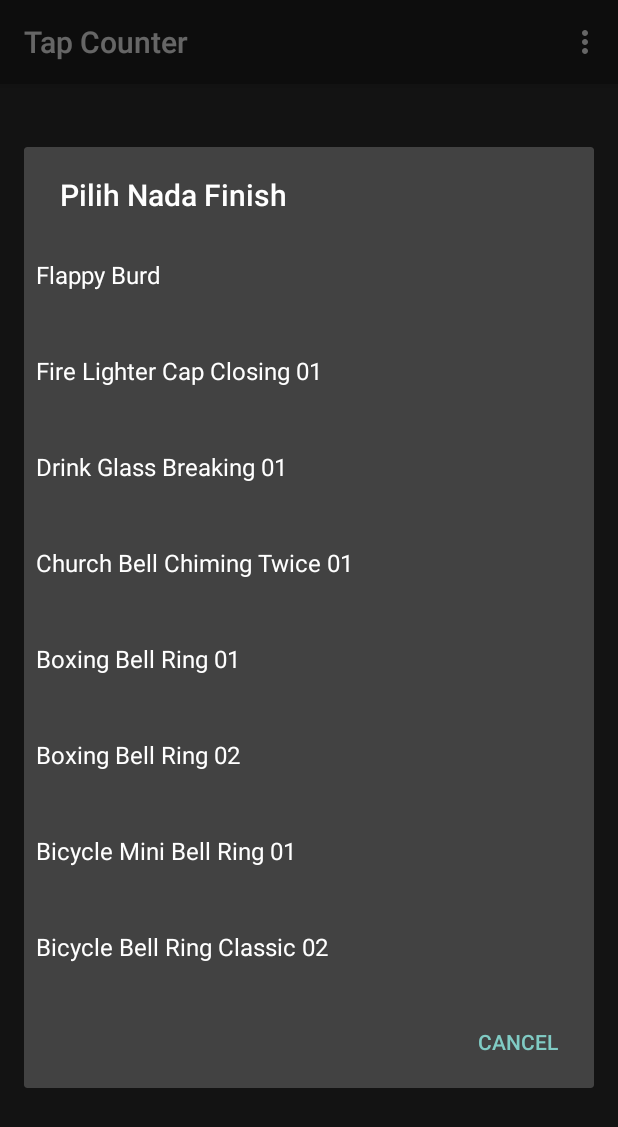
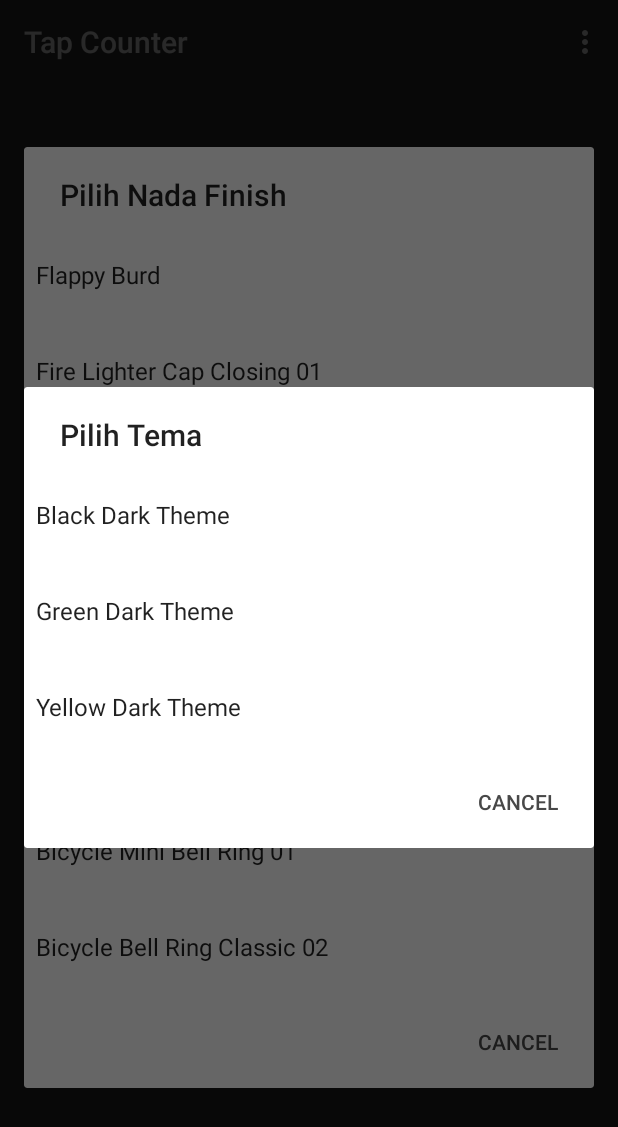
Before and after one commit to arjava/tap-counter, an Android app: the screen it shows after launch (MainActivity), in the options menu, after a tap on "Atur tema", on a phone screen of 412 x 824 dp. Shown: the top 1127 px of the screen. Run offline under Robolectric (Android 15) with nearby library versions, the phone set to English and light mode, and no system bars.

Commit message:
add theme swicther

```diff
--- a/app/src/main/java/com/arjavax/tapcounter/MainActivity.kt
+++ b/app/src/main/java/com/arjavax/tapcounter/MainActivity.kt
@@ -10,24 +10,31 @@ import android.view.Menu
 import android.view.MenuItem
 import android.widget.*
 import com.arjavax.tapcounter.utils.Boast
+import com.arjavax.tapcounter.utils.ThemeApplication
+import com.arjavax.tapcounter.utils.ThemeSwitcher
 import kotlinx.android.synthetic.main.activity_main.*
 
 class MainActivity : AppCompatActivity() {
 
     private val boast: Boast.Companion = Boast
     private var counter: Int = 0
+    private var tone: Int = 0
+    private var toneName: String? = null
+    private var mediaPlayer: MediaPlayer? = null
+    private var themeName: String? = null
 
     companion object {
         var counterEnd: Int? = null
     }
 
-    private var tone: Int = 0
-    private var mediaPlayer: MediaPlayer? = null
+    private var themeSelected: Int = 0
 
-
-    @SuppressLint("SetTextI18n", "ResourceType")
+    @SuppressLint("SetTextI18n", "ResourceType", "PrivateResource")
     override fun onCreate(savedInstanceState: Bundle?) {
         super.onCreate(savedInstanceState)
+
+        ThemeSwitcher.onActivityCreateSetTheme(this)
+
         setContentView(R.layout.activity_main)
 
         lyConstraint.setOnClickListener {
@@ -47,7 +54,7 @@ class MainActivity : AppCompatActivity() {
                     else -> MediaPlayer.create(this@MainActivity, R.raw.flabbyburd)
                 }
                 mediaPlayer?.start()
-            }else {
+            } else {
                 counter += 1
                 textViewCounter.text = "$counter"
             }
@@ -62,12 +69,22 @@ class MainActivity : AppCompatActivity() {
     }
 
     override fun onOptionsItemSelected(item: MenuItem?): Boolean {
-        when(item?.itemId){
-            R.id.setReset -> { resetCounter() }
-            R.id.setFinish -> { showSetCounter() }
-            R.id.setTone -> { showSetTone() }
-            R.id.setTheme -> { showSetTheme() }
-            R.id.about -> { toAboutActivity() }
+        when (item?.itemId) {
+            R.id.setReset -> {
+                resetCounter()
+            }
+            R.id.setFinish -> {
+                showSetCounter()
+            }
+            R.id.setTone -> {
+                showSetTone()
+            }
+            R.id.setTheme -> {
+                showSetTheme()
+            }
+            R.id.about -> {
+                toAboutActivity()
+            }
         }
         return super.onOptionsItemSelected(item)
     }
@@ -87,9 +104,9 @@ class MainActivity : AppCompatActivity() {
         val textView = d.findViewById<TextView>(R.id.tvBatasCounter)
         val np = d.findViewById(R.id.numbPicker) as NumberPicker
         val buttonSet: Button = d.findViewById(R.id.buttonSet)
-        if (counterEnd==null){
+        if (counterEnd == null) {
             textView.text = "${resources.getString(R.string.batas_counter_terakhir)} belum ada"
-        }else {
+        } else {
             textView.text = "${resources.getString(R.string.batas_counter_terakhir)} $counterEnd"
         }
         np.maxValue = 1000000
@@ -104,10 +121,8 @@ class MainActivity : AppCompatActivity() {
 
     }
 
-    private var toneName: String? = null
-
     private fun showSetTone() {
-        val builder : AlertDialog.Builder = AlertDialog.Builder(this@MainActivity)
+        val builder: AlertDialog.Builder = AlertDialog.Builder(this@MainActivity)
         builder.setTitle("Pilih Nada Finish")
         builder.setCancelable(false)
 
@@ -128,14 +143,37 @@ class MainActivity : AppCompatActivity() {
         builder.setAdapter(arrayAdapter) { _, i ->
             toneName = arrayAdapter.getItem(i)
             tone = arrayAdapter.getItemId(i).toInt()
-            Toast.makeText(this@MainActivity, toneName, Toast.LENGTH_SHORT).show()
+            boast.makeText(this@MainActivity, toneName.toString(), Toast.LENGTH_SHORT).show()
             arrayAdapter.setNotifyOnChange(true)
         }
         builder.show()
     }
 
+
     private fun showSetTheme() {
+        val builder: AlertDialog.Builder = AlertDialog.Builder(this@MainActivity)
+        builder.setTitle("Pilih Tema")
+        builder.setCancelable(false)
 
+        val arrayAdapter: ArrayAdapter<String> = ArrayAdapter(this@MainActivity, android.R.layout.simple_selectable_list_item)
+        arrayAdapter.add("Black Dark Theme")
+        arrayAdapter.add("Green Dark Theme")
+        arrayAdapter.add("Yellow Dark Theme")
+
+        builder.setNegativeButton("Cancel") { dialogInterface, _ ->
+            dialogInterface.dismiss()
+        }
+
+        builder.setAdapter(arrayAdapter) { _, i ->
+            themeName = arrayAdapter.getItem(i)
+            themeSelected = arrayAdapter.getItemId(i).toInt()
+            boast.makeText(this@MainActivity, "Tema "+themeName.toString()+" diterapkan.", Toast.LENGTH_SHORT).show()
+            arrayAdapter.setNotifyOnChange(true)
+            if (ThemeApplication.currentPosition!=themeSelected) {
+                ThemeSwitcher.changeToTheme(this@MainActivity, themeSelected)
+            }
+        }
+        builder.show()
     }
 
     private fun toAboutActivity() {
--- /dev/null
+++ b/app/src/main/java/com/arjavax/tapcounter/utils/ThemeSwitcher.kt
@@ -0,0 +1,36 @@
+package com.arjavax.tapcounter.utils
+
+import android.app.Activity
+import android.content.Intent
+
+import com.arjavax.tapcounter.R
+
+/**
+ * Created by Arjavax on 22/09/18.
+ */
+
+object ThemeSwitcher {
+    private var sTheme: Int? = null
+
+    private const val BLACK_DARK_THEME = 0
+    private const val GREEN_DARK_THEME = 1
+    private const val YELLOW_DARK_THEME = 2
+
+    fun changeToTheme(activity: Activity, theme: Int) {
+        sTheme = theme
+        activity.finish()
+        activity.startActivity(Intent(activity, activity.javaClass))
+        activity.overridePendingTransition(android.R.anim.fade_in,
+                android.R.anim.fade_out)
+    }
+
+    fun onActivityCreateSetTheme(activity: Activity) {
+        when (sTheme) {
+            BLACK_DARK_THEME -> activity.setTheme(R.style.BlackDarkTheme)
+            GREEN_DARK_THEME -> activity.setTheme(R.style.GreenDarkTheme)
+            YELLOW_DARK_THEME -> activity.setTheme(R.style.YellowDarkTheme)
+            else -> activity.setTheme(R.style.BlackDarkTheme)
+        }
+    }
+
+}
--- a/app/src/main/res/values/colors.xml
+++ b/app/src/main/res/values/colors.xml
@@ -1,6 +1,14 @@
 <?xml version="1.0" encoding="utf-8"?>
 <resources>
-    <color name="colorPrimary">#3F51B5</color>
-    <color name="colorPrimaryDark">#303F9F</color>
-    <color name="colorAccent">#FF4081</color>
+    <color name="colorPrimary">#43b53f</color>
+    <color name="colorPrimaryDark">#379f30</color>
+    <color name="colorAccent">#40ffc9</color>
+
+    <color name="colorPrimary_DarkTheme">#333333</color>
+    <color name="colorPrimaryDark_DarkTheme">#000000</color>
+    <color name="colorAccent_DarkTheme">#484848</color>
+
+    <color name="colorPrimary_ColorTheme">#fab00f</color>
+    <color name="colorPrimaryDark_ColorTheme">#dd9100</color>
+    <color name="colorAccent_ColorTheme">#b84db5</color>
 </resources>
--- a/app/src/main/res/values/styles.xml
+++ b/app/src/main/res/values/styles.xml
@@ -1,11 +1,29 @@
 <resources>
 
     <!-- Base application theme. -->
-    <style name="AppTheme" parent="Theme.AppCompat.Light.DarkActionBar">
+    <style name="GreenDarkTheme" parent="Theme.AppCompat.Light.DarkActionBar">
         <!-- Customize your theme here. -->
         <item name="colorPrimary">@color/colorPrimary</item>
         <item name="colorPrimaryDark">@color/colorPrimaryDark</item>
         <item name="colorAccent">@color/colorAccent</item>
+        <item name="android:background">@color/colorPrimary</item>
+
+    </style>
+
+    <style name="YellowDarkTheme" parent="Theme.AppCompat.Light.DarkActionBar">
+        <!-- Customize your theme here. -->
+        <item name="colorPrimary">@color/colorPrimary_ColorTheme</item>
+        <item name="colorPrimaryDark">@color/colorPrimaryDark_ColorTheme</item>
+        <item name="colorAccent">@color/colorAccent_ColorTheme</item>
+        <item name="android:colorBackground">@color/colorPrimary_ColorTheme</item>
+    </style>
+
+    <style name="BlackDarkTheme" parent="Theme.AppCompat.Light.DarkActionBar">
+        <!-- Customize your theme here. -->
+        <item name="colorPrimary">@color/colorPrimary_DarkTheme</item>
+        <item name="colorPrimaryDark">@color/colorPrimaryDark_DarkTheme</item>
+        <item name="colorAccent">@color/colorAccent_DarkTheme</item>
+        <item name="android:colorBackground">@color/colorPrimary_DarkTheme</item>
     </style>
 
 </resources>
```
Also changed, not shown: app/src/main/java/com/arjavax/tapcounter/utils/ThemeApplication.kt (added, +17 -0 lines).
